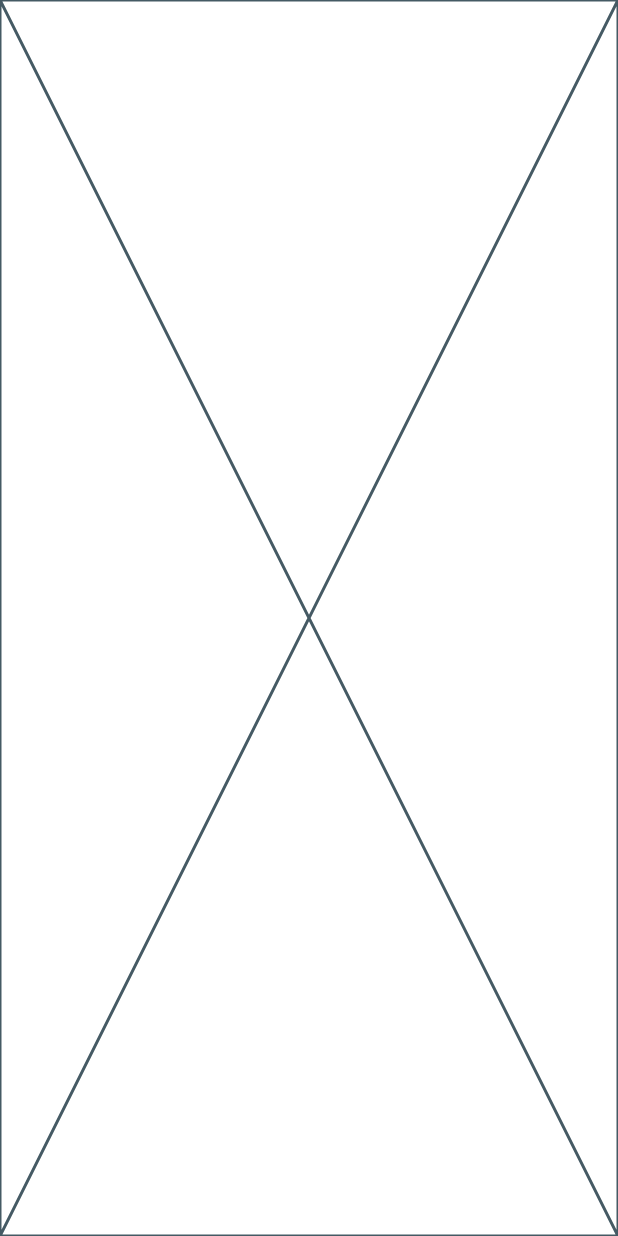
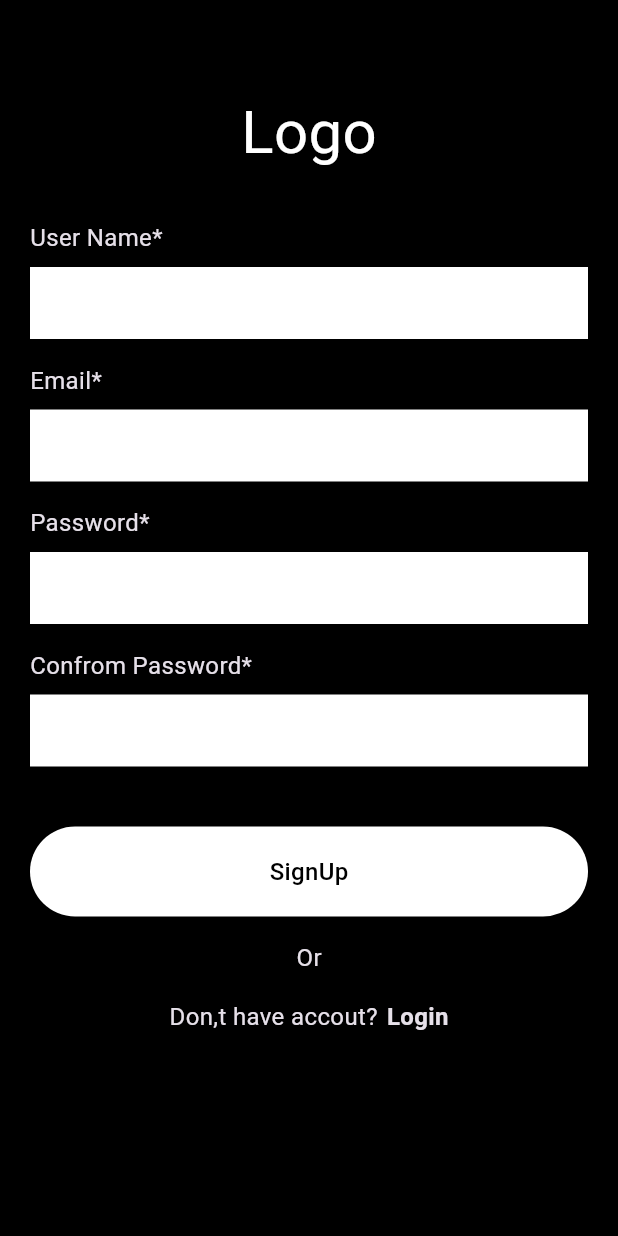
Before and after one commit to ba138/tiktok_clone, a Flutter app: the screen it shows after launch, after a tap on "SignUp", on a phone screen of 412 x 824 dp. Run offline on Flutter 3.47's test engine with Material 3 defaults, Android fonts, the phone set to English and light mode, and no system bars; our stand-ins replace get.

Commit message:
creating signup ui for registeration of the user

```diff
--- a/lib/auth/login_view.dart
+++ b/lib/auth/login_view.dart
@@ -94,7 +94,9 @@ class _LoginViewState extends State<LoginView> {
                       "Don,t have accout?",
                       style: TextStyle(fontSize: 16),
                     ),
-                    const SizedBox(),
+                    const SizedBox(
+                      width: 6,
+                    ),
                     InkWell(
                       onTap: () {
                         Get.to(
--- a/lib/auth/registration_view.dart
+++ b/lib/auth/registration_view.dart
@@ -1,4 +1,8 @@
 import 'package:flutter/material.dart';
+import 'package:get/get.dart';
+import 'package:tiktok_clone/Utills/components/primary_button.dart';
+import 'package:tiktok_clone/Utills/components/vertical_spacing.dart';
+import 'package:tiktok_clone/auth/login_view.dart';
 
 class RegistrationView extends StatefulWidget {
   const RegistrationView({super.key});
@@ -8,8 +12,146 @@ class RegistrationView extends StatefulWidget {
 }
 
 class _RegistrationViewState extends State<RegistrationView> {
+  var nameController = TextEditingController();
+  var passwordController = TextEditingController();
+
+  var emailController = TextEditingController();
+  var confromPasswordController = TextEditingController();
   @override
   Widget build(BuildContext context) {
-    return const Placeholder();
+    return Scaffold(
+      body: SafeArea(
+          child: Padding(
+        padding: const EdgeInsets.all(20.0),
+        child: SingleChildScrollView(
+          child: Column(
+            children: [
+              const SizedBox(
+                height: 40,
+              ),
+              const Text(
+                "Logo",
+                style: TextStyle(
+                  fontSize: 40,
+                  color: Colors.white,
+                ),
+              ),
+              const SizedBox(
+                height: 30,
+              ),
+              const Align(
+                alignment: Alignment.topLeft,
+                child: Text(
+                  "User Name*",
+                  style: TextStyle(fontSize: 16),
+                ),
+              ),
+              const SizedBox(
+                height: 8,
+              ),
+              TextField(
+                controller: nameController,
+                decoration: const InputDecoration(
+                    border: InputBorder.none,
+                    fillColor: Colors.white,
+                    filled: true),
+              ),
+              const VerticalSpacing(
+                height: 16,
+              ),
+              const Align(
+                alignment: Alignment.topLeft,
+                child: Text(
+                  "Email*",
+                  style: TextStyle(fontSize: 16),
+                ),
+              ),
+              const SizedBox(
+                height: 8,
+              ),
+              TextField(
+                controller: emailController,
+                decoration: const InputDecoration(
+                    border: InputBorder.none,
+                    fillColor: Colors.white,
+                    filled: true),
+              ),
+              const VerticalSpacing(
+                height: 16,
+              ),
+              const Align(
+                alignment: Alignment.topLeft,
+                child: Text(
+                  "Password*",
+                  style: TextStyle(fontSize: 16),
+                ),
+              ),
+              const SizedBox(
+                height: 8,
+              ),
+              TextField(
+                controller: passwordController,
+                decoration: const InputDecoration(
+                    border: InputBorder.none,
+                    fillColor: Colors.white,
+                    filled: true),
+              ),
+              const VerticalSpacing(
+                height: 16,
+              ),
+              const Align(
+                alignment: Alignment.topLeft,
+                child: Text(
+                  "Confrom Password*",
+                  style: TextStyle(fontSize: 16),
+                ),
+              ),
+              const SizedBox(
+                height: 8,
+              ),
+              TextField(
+                controller: confromPasswordController,
+                decoration: const InputDecoration(
+                    border: InputBorder.none,
+                    fillColor: Colors.white,
+                    filled: true),
+              ),
+              const VerticalSpacing(height: 40),
+              PrimaryButton(title: "SignUp", onTap: () {}),
+              const VerticalSpacing(height: 16),
+              const Text(
+                "Or",
+                style: TextStyle(fontSize: 16),
+              ),
+              const VerticalSpacing(height: 16),
+              Row(
+                mainAxisAlignment: MainAxisAlignment.center,
+                children: [
+                  const Text(
+                    "Don,t have accout?",
+                    style: TextStyle(fontSize: 16),
+                  ),
+                  const SizedBox(
+                    width: 6,
+                  ),
+                  InkWell(
+                    onTap: () {
+                      Get.to(
+                        const LoginView(),
+                      );
+                    },
+                    child: const Text(
+                      "Login",
+                      style:
+                          TextStyle(fontSize: 16, fontWeight: FontWeight.bold),
+                    ),
+                  )
+                ],
+              )
+            ],
+          ),
+        ),
+      )),
+    );
   }
 }
```
